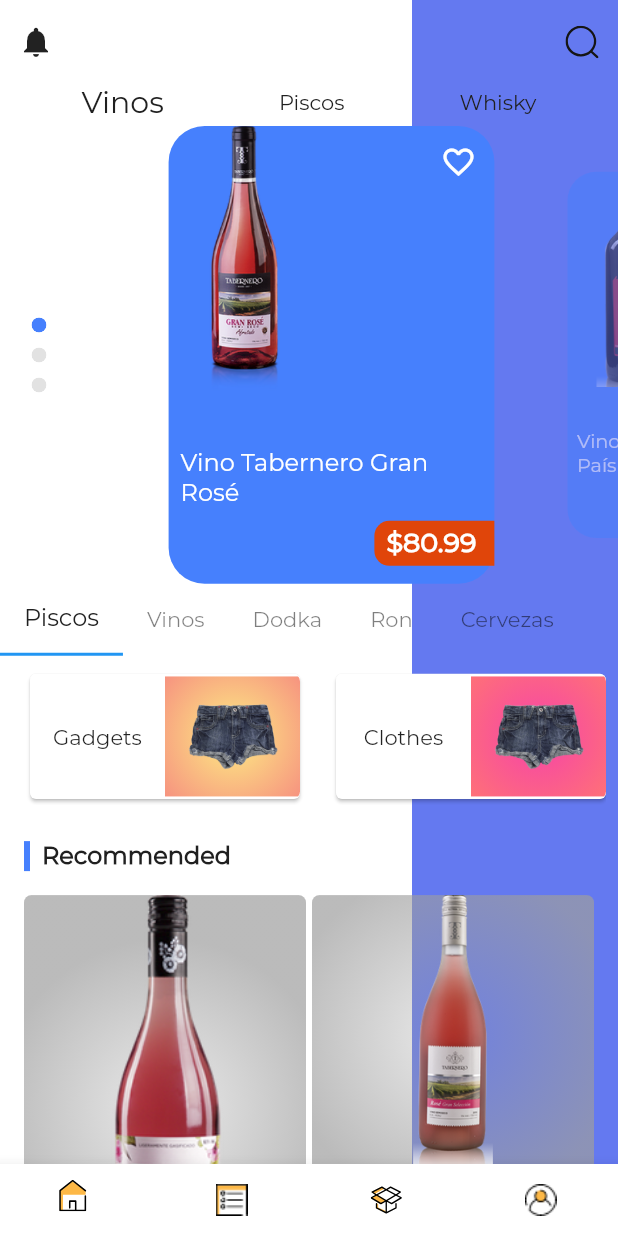
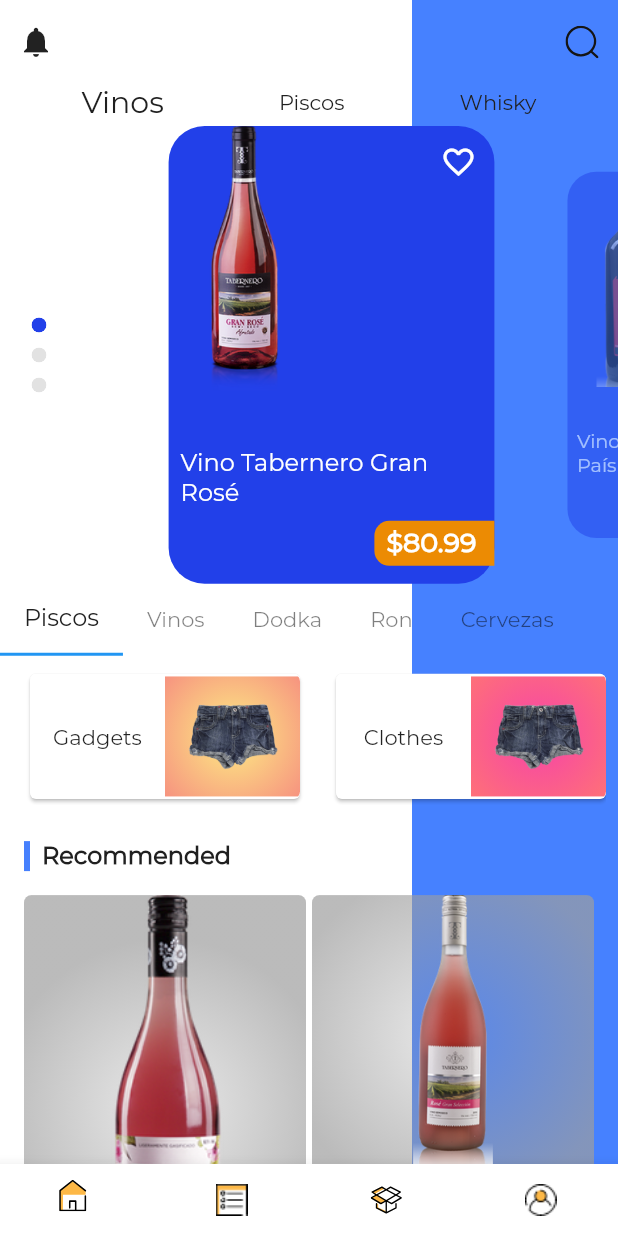
Before and after one commit to IngNex/flutter-practice-delivery, a Flutter app: the MainPage screen opened directly, on a phone screen of 412 x 824 dp. Run offline on Flutter 3.47's test engine with Material 2 defaults, Android fonts, the phone set to English and light mode, and no system bars; drawn by our look-alikes of card_swiper; our stand-ins replace country_code_picker, flutter_rating_bar, flutter_svg, numberpicker, pin_code_text_field; missing offline and left inert: rubber.

Commit message:
add product list config

```diff
--- a/lib/app_properties.dart
+++ b/lib/app_properties.dart
@@ -3,7 +3,7 @@
 const Color yellow = Color.fromARGB(255, 84, 191, 253);
 const Color mediumYellow = Color.fromARGB(255, 70, 128, 253);
 const Color darkYellow = Color.fromARGB(255, 34, 64, 233);
-const Color transparentYellow = Color.fromRGBO(34, 64, 233, 0.7);
+const Color transparentYellow = Color.fromARGB(185, 0, 81, 255);
 
 const Color darkGrey = Color(0xff202020);
 
@@ -29,7 +29,5 @@
 const Color transparentYellow = Color.fromRGBO(253, 184, 70, 0.7);
 
 
-Color.fromRGBO(236, 60, 3, 1),
-  Color.fromRGBO(234, 60, 3, 1),
-  Color.fromRGBO(216, 78, 16, 1),
+
 */
--- a/lib/screens/main/components/product_list.dart
+++ b/lib/screens/main/components/product_list.dart
@@ -35,7 +35,7 @@
               print(
                   "The itemCount is too big, we suggest use FractionPaginationBuilder instead of DotSwiperPaginationBuilder in this sitituation");
             }
-            Color activeColor = mediumYellow;
+            Color activeColor = darkYellow;
             Color color = Colors.grey.withOpacity(.3);
             double size = 10.0;
             double space = 5.0;
@@ -117,7 +117,7 @@
             width: width,
             decoration: BoxDecoration(
               borderRadius: BorderRadius.all(Radius.circular(24)),
-              color: mediumYellow,
+              color: darkYellow,
             ),
             child: Column(
               crossAxisAlignment: CrossAxisAlignment.end,
@@ -149,7 +149,7 @@
                           borderRadius: BorderRadius.only(
                               topLeft: Radius.circular(10),
                               bottomLeft: Radius.circular(10)),
-                          color: Color.fromRGBO(224, 69, 10, 1),
+                          color: Color.fromARGB(255, 236, 139, 3),
                         ),
                         child: Text(
                           '\$${product.price}',
```
